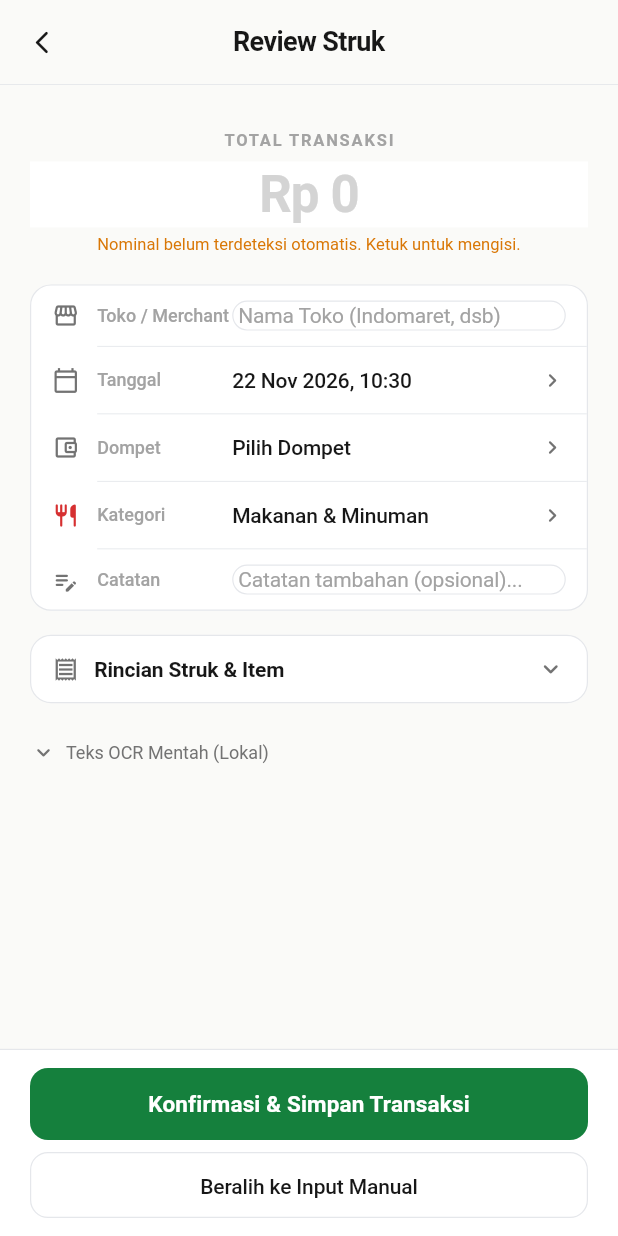
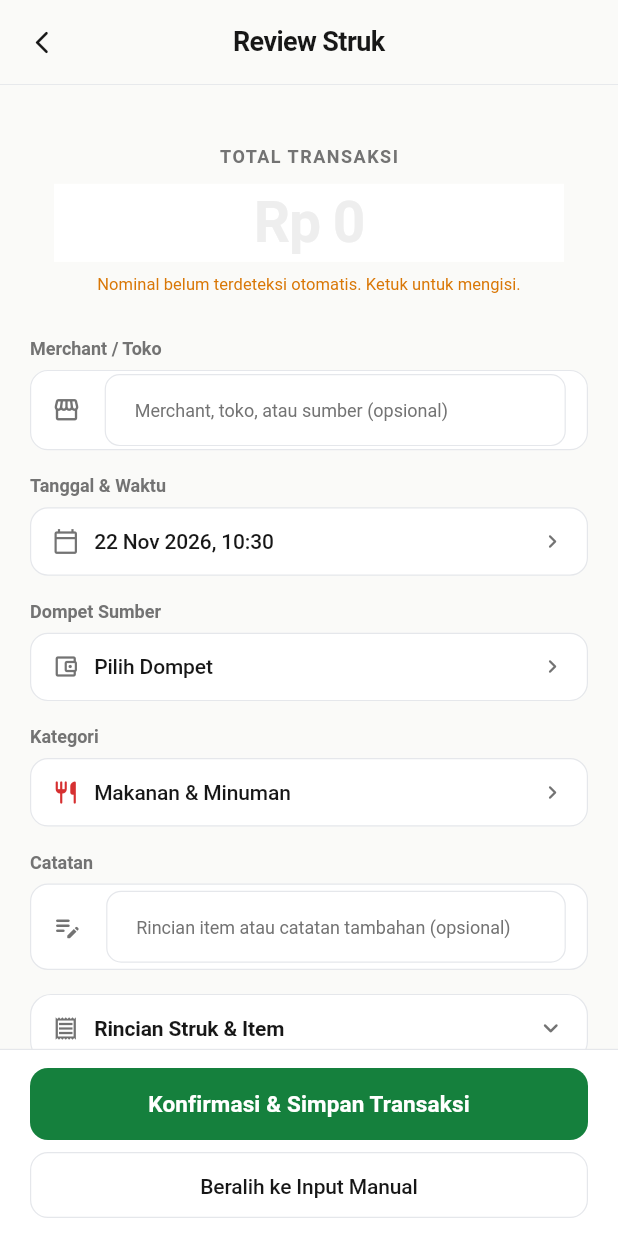
Before and after one commit to febriezm/app-finance, a Flutter app: the ReceiptReviewScreen screen opened directly with empty values, on a phone screen of 412 x 824 dp. Run offline on Flutter 3.47's test engine with Material 3 defaults, Android fonts, the phone set to English and light mode, and no system bars; our stand-ins replace camera, csv, drift, flutter_riverpod, go_router, image_picker and 4 more; missing offline and left inert: dart:html, dart:js, dart:js_interop; accounts and stored records are empty; generated files the repository leaves out were written again.

Commit message:
style(receipt_scanner): refine total padding and standardize input fields

```diff
--- a/lib/features/receipt_scanner/presentation/screens/receipt_review_screen.dart
+++ b/lib/features/receipt_scanner/presentation/screens/receipt_review_screen.dart
@@ -572,9 +572,9 @@ class _ReceiptReviewScreenState extends ConsumerState<ReceiptReviewScreen> {
                     const SizedBox(height: 12),
                   ],
 
-                  // SECTION 3: Total Transaksi (Typography-First, Pure & Borderless)
+                  // SECTION 3: Total Transaksi (Typography-First, Generous & Clean)
                   Padding(
-                    padding: const EdgeInsets.symmetric(vertical: 14),
+                    padding: const EdgeInsets.symmetric(vertical: 24, horizontal: 16),
                     child: Column(
                       crossAxisAlignment: CrossAxisAlignment.center,
                       children: [
@@ -584,10 +584,10 @@ class _ReceiptReviewScreenState extends ConsumerState<ReceiptReviewScreen> {
                             Text(
                               'TOTAL TRANSAKSI',
                               style: AppTypography.caption.copyWith(
-                                color: textTertiary,
-                                letterSpacing: 1.2,
+                                color: isDark ? AppColors.textSecondaryDark : AppColors.textSecondaryLight,
+                                letterSpacing: 1.0,
                                 fontWeight: FontWeight.w600,
-                                fontSize: 11,
+                                fontSize: 12,
                               ),
                             ),
                             if (!widget.draft.isTotalCertain) ...[
@@ -596,15 +596,15 @@ class _ReceiptReviewScreenState extends ConsumerState<ReceiptReviewScreen> {
                             ],
                           ],
                         ),
-                        const SizedBox(height: 6),
+                        const SizedBox(height: 10),
                         TextField(
                           controller: _amountController,
                           keyboardType: TextInputType.number,
                           textAlign: TextAlign.center,
-                          style: AppTypography.headline.copyWith(
-                            fontSize: 34,
+                          style: AppTypography.balanceLarge.copyWith(
+                            fontSize: 38,
                             fontWeight: FontWeight.w700,
-                            letterSpacing: -0.6,
+                            letterSpacing: -0.8,
                             color: _amount > 0
                                 ? expenseColor
                                 : (isDark ? AppColors.textDisabledDark : AppColors.textDisabledLight),
@@ -612,23 +612,23 @@ class _ReceiptReviewScreenState extends ConsumerState<ReceiptReviewScreen> {
                           ),
                           decoration: InputDecoration(
                             hintText: 'Rp 0',
-                            hintStyle: AppTypography.headline.copyWith(
-                              fontSize: 34,
+                            hintStyle: AppTypography.balanceLarge.copyWith(
+                              fontSize: 38,
                               fontWeight: FontWeight.w700,
-                              letterSpacing: -0.6,
-                              color: isDark ? AppColors.textDisabledDark : AppColors.textDisabledLight,
+                              letterSpacing: -0.8,
+                              color: (isDark ? AppColors.textDisabledDark : AppColors.textDisabledLight)
+                                  .withValues(alpha: 0.4),
                               fontFeatures: const [FontFeature.tabularFigures()],
                             ),
                             border: InputBorder.none,
                             enabledBorder: InputBorder.none,
                             focusedBorder: InputBorder.none,
-                            isDense: true,
-                            contentPadding: EdgeInsets.zero,
+                            contentPadding: const EdgeInsets.symmetric(vertical: 4),
                           ),
                           onChanged: _onAmountChanged,
                         ),
                         if (_amount == 0 || !widget.draft.isTotalCertain) ...[
-                          const SizedBox(height: 4),
+                          const SizedBox(height: 8),
                           Text(
                             _amount == 0
                                 ? 'Nominal belum terdeteksi otomatis. Ketuk untuk mengisi.'
@@ -643,42 +643,42 @@ class _ReceiptReviewScreenState extends ConsumerState<ReceiptReviewScreen> {
                     ),
                   ),
 
+                  const SizedBox(height: 4),
+
+                  // SECTION 4: Detail Transaksi (Konsisten dengan AddTransactionSheet)
+                  // 1. Toko / Merchant
+                  Text(
+                    'Merchant / Toko',
+                    style: AppTypography.caption.copyWith(
+                      color: isDark ? AppColors.textSecondaryDark : AppColors.textSecondaryLight,
+                      fontWeight: FontWeight.w600,
+                    ),
+                  ),
                   const SizedBox(height: 6),
-
-                  // SECTION 4: Detail Transaksi (Grouped Flat Form dengan Hairline Dividers)
                   Container(
                     decoration: BoxDecoration(
                       color: surfaceColor,
-                      borderRadius: BorderRadius.circular(14),
+                      borderRadius: BorderRadius.circular(12),
                       border: Border.all(color: borderColor, width: 0.8),
                     ),
-                    clipBehavior: Clip.antiAlias,
-                    child: Column(
-                      children: [
-                        // Row 1: Toko / Merchant
-                        Padding(
-                          padding: const EdgeInsets.symmetric(horizontal: 14, vertical: 10),
+                    padding: const EdgeInsets.symmetric(horizontal: 14, vertical: 2),
                     child: Row(
                       children: [
-                              Icon(Icons.storefront_outlined, size: 18, color: textSecondary),
-                              const SizedBox(width: 12),
-                              SizedBox(
-                                width: 90,
-                                child: Text(
-                                  'Toko / Merchant',
-                                  style: AppTypography.caption.copyWith(color: textTertiary, fontWeight: FontWeight.w500),
-                                ),
-                              ),
                         Expanded(
                           child: TextField(
                             controller: _merchantController,
                             style: AppTypography.bodyMedium,
                             decoration: InputDecoration(
-                                    hintText: 'Nama Toko (Indomaret, dsb)',
-                                    hintStyle: AppTypography.body.copyWith(color: textTertiary),
+                              icon: Icon(
+                                Icons.storefront_outlined,
+                                size: 19,
+                                color: isDark ? AppColors.textSecondaryDark : AppColors.textSecondaryLight,
+                              ),
+                              hintText: 'Merchant, toko, atau sumber (opsional)',
                               border: InputBorder.none,
-                                    isDense: true,
-                                    contentPadding: EdgeInsets.zero,
+                              hintStyle: AppTypography.caption.copyWith(
+                                color: isDark ? AppColors.textDisabledDark : AppColors.textSecondaryLight,
+                              ),
                             ),
                           ),
                         ),
@@ -687,57 +687,94 @@ class _ReceiptReviewScreenState extends ConsumerState<ReceiptReviewScreen> {
                       ],
                     ),
                   ),
-                        Divider(height: 1, thickness: 0.6, indent: 44, color: borderColor),
 
-                        // Row 2: Tanggal & Waktu
+                  const SizedBox(height: 16),
+
+                  // 2. Tanggal & Waktu Transaksi
                   InkWell(
                     onTap: _selectDate,
-                          child: Padding(
+                    borderRadius: BorderRadius.circular(12),
+                    child: Column(
+                      crossAxisAlignment: CrossAxisAlignment.start,
+                      children: [
+                        Text(
+                          'Tanggal & Waktu',
+                          style: AppTypography.caption.copyWith(
+                            color: isDark ? AppColors.textSecondaryDark : AppColors.textSecondaryLight,
+                            fontWeight: FontWeight.w600,
+                          ),
+                        ),
+                        const SizedBox(height: 6),
+                        Container(
+                          decoration: BoxDecoration(
+                            color: surfaceColor,
+                            borderRadius: BorderRadius.circular(12),
+                            border: Border.all(color: borderColor, width: 0.8),
+                          ),
                           padding: const EdgeInsets.symmetric(horizontal: 14, vertical: 12),
                           child: Row(
                             children: [
-                                Icon(Icons.calendar_today_outlined, size: 18, color: textSecondary),
-                                const SizedBox(width: 12),
-                                SizedBox(
-                                  width: 90,
-                                  child: Text(
-                                    'Tanggal',
-                                    style: AppTypography.caption.copyWith(color: textTertiary, fontWeight: FontWeight.w500),
+                              Icon(
+                                Icons.calendar_today_outlined,
+                                size: 18,
+                                color: isDark ? AppColors.textSecondaryDark : AppColors.textSecondaryLight,
                               ),
-                                ),
+                              const SizedBox(width: 10),
                               Expanded(
                                 child: Text(
                                   AppDateFormatter.formatDateTime(_occurredAt),
                                   style: AppTypography.bodyMedium.copyWith(
+                                    color: isDark ? AppColors.textPrimaryDark : AppColors.textPrimaryLight,
                                     fontFeatures: const [FontFeature.tabularFigures()],
                                   ),
                                 ),
                               ),
-                                Icon(Icons.chevron_right_rounded, size: 18, color: textSecondary),
+                              Icon(
+                                Icons.chevron_right_rounded,
+                                size: 18,
+                                color: isDark ? AppColors.textSecondaryDark : AppColors.textSecondaryLight,
+                              ),
                             ],
                           ),
                         ),
+                      ],
                     ),
-                        Divider(height: 1, thickness: 0.6, indent: 44, color: borderColor),
+                  ),
 
-                        // Row 3: Dompet Sumber Dana
+                  const SizedBox(height: 16),
+
+                  // 3. Dompet Sumber Dana
                   InkWell(
                     onTap: walletsAsync.valueOrNull != null && walletsAsync.valueOrNull!.isNotEmpty
                         ? () => _showWalletPickerSheet(context, walletsAsync.valueOrNull!)
                         : null,
-                          child: Padding(
+                    borderRadius: BorderRadius.circular(12),
+                    child: Column(
+                      crossAxisAlignment: CrossAxisAlignment.start,
+                      children: [
+                        Text(
+                          'Dompet Sumber',
+                          style: AppTypography.caption.copyWith(
+                            color: isDark ? AppColors.textSecondaryDark : AppColors.textSecondaryLight,
+                            fontWeight: FontWeight.w600,
+                          ),
+                        ),
+                        const SizedBox(height: 6),
+                        Container(
+                          decoration: BoxDecoration(
+                            color: surfaceColor,
+                            borderRadius: BorderRadius.circular(12),
+                            border: Border.all(color: borderColor, width: 0.8),
+                          ),
                           padding: const EdgeInsets.symmetric(horizontal: 14, vertical: 12),
                           child: Row(
                             children: [
-                                Icon(Icons.account_balance_wallet_outlined, size: 18, color: textSecondary),
-                                const SizedBox(width: 12),
-                                SizedBox(
-                                  width: 90,
-                                  child: Text(
-                                    'Dompet',
-                                    style: AppTypography.caption.copyWith(color: textTertiary, fontWeight: FontWeight.w500),
+                              Icon(
+                                Icons.account_balance_wallet_outlined,
+                                size: 18,
+                                color: isDark ? AppColors.textSecondaryDark : AppColors.textSecondaryLight,
                               ),
-                                ),
+                              const SizedBox(width: 10),
                               Expanded(
                                 child: walletsAsync.when(
                                   data: (wallets) {
@@ -749,34 +786,54 @@ class _ReceiptReviewScreenState extends ConsumerState<ReceiptReviewScreen> {
                                       selectedWallet != null
                                           ? '${selectedWallet.wallet.name} (${CurrencyFormatter.formatRupiah(selectedWallet.currentBalance)})'
                                           : 'Pilih Dompet',
-                                        style: AppTypography.bodyMedium,
+                                      style: AppTypography.bodyMedium.copyWith(
+                                        color: isDark ? AppColors.textPrimaryDark : AppColors.textPrimaryLight,
+                                      ),
                                       maxLines: 1,
                                       overflow: TextOverflow.ellipsis,
                                     );
                                   },
-                                    loading: () => Text(
-                                      'Memuat dompet...',
-                                      style: AppTypography.caption.copyWith(color: textSecondary),
-                                    ),
-                                    error: (e, _) => const Text(
-                                      'Gagal memuat dompet',
-                                      style: TextStyle(color: Colors.red, fontSize: 13),
+                                  loading: () => Text('Memuat dompet...', style: AppTypography.caption.copyWith(color: textSecondary)),
+                                  error: (e, _) => const Text('Gagal memuat dompet', style: TextStyle(color: Colors.red, fontSize: 13)),
                                 ),
                               ),
+                              Icon(
+                                Icons.chevron_right_rounded,
+                                size: 18,
+                                color: isDark ? AppColors.textSecondaryDark : AppColors.textSecondaryLight,
                               ),
-                                Icon(Icons.chevron_right_rounded, size: 18, color: textSecondary),
                             ],
                           ),
                         ),
+                      ],
                     ),
-                        Divider(height: 1, thickness: 0.6, indent: 44, color: borderColor),
+                  ),
 
-                        // Row 4: Kategori Pengeluaran
+                  const SizedBox(height: 16),
+
+                  // 4. Kategori Pengeluaran
                   InkWell(
                     onTap: categoriesAsync.valueOrNull != null && categoriesAsync.valueOrNull!.isNotEmpty
                         ? () => _showCategoryPickerSheet(context, categoriesAsync.valueOrNull!)
                         : null,
-                          child: Padding(
+                    borderRadius: BorderRadius.circular(12),
+                    child: Column(
+                      crossAxisAlignment: CrossAxisAlignment.start,
+                      children: [
+                        Text(
+                          'Kategori',
+                          style: AppTypography.caption.copyWith(
+                            color: isDark ? AppColors.textSecondaryDark : AppColors.textSecondaryLight,
+                            fontWeight: FontWeight.w600,
+                          ),
+                        ),
+                        const SizedBox(height: 6),
+                        Container(
+                          decoration: BoxDecoration(
+                            color: surfaceColor,
+                            borderRadius: BorderRadius.circular(12),
+                            border: Border.all(color: borderColor, width: 0.8),
+                          ),
                           padding: const EdgeInsets.symmetric(horizontal: 14, vertical: 12),
                           child: Row(
                             children: [
@@ -793,19 +850,12 @@ class _ReceiptReviewScreenState extends ConsumerState<ReceiptReviewScreen> {
                                       color: AppIcons.parseColor(selectedCat.colorHex),
                                     );
                                   }
-                                    return Icon(Icons.category_outlined, size: 18, color: textSecondary);
+                                  return Icon(Icons.category_outlined, size: 18, color: isDark ? AppColors.textSecondaryDark : AppColors.textSecondaryLight);
                                 },
-                                  loading: () => Icon(Icons.category_outlined, size: 18, color: textSecondary),
-                                  error: (_, __) => Icon(Icons.category_outlined, size: 18, color: textSecondary),
+                                loading: () => Icon(Icons.category_outlined, size: 18, color: isDark ? AppColors.textSecondaryDark : AppColors.textSecondaryLight),
+                                error: (_, __) => Icon(Icons.category_outlined, size: 18, color: isDark ? AppColors.textSecondaryDark : AppColors.textSecondaryLight),
                               ),
-                                const SizedBox(width: 12),
-                                SizedBox(
-                                  width: 90,
-                                  child: Text(
-                                    'Kategori',
-                                    style: AppTypography.caption.copyWith(color: textTertiary, fontWeight: FontWeight.w500),
-                                  ),
-                                ),
+                              const SizedBox(width: 10),
                               Expanded(
                                 child: categoriesAsync.when(
                                   data: (categories) {
@@ -815,68 +865,64 @@ class _ReceiptReviewScreenState extends ConsumerState<ReceiptReviewScreen> {
                                     );
                                     return Text(
                                       selectedCat?.name ?? 'Pilih Kategori',
-                                        style: AppTypography.bodyMedium,
+                                      style: AppTypography.bodyMedium.copyWith(
+                                        color: isDark ? AppColors.textPrimaryDark : AppColors.textPrimaryLight,
+                                      ),
                                       maxLines: 1,
                                       overflow: TextOverflow.ellipsis,
                                     );
                                   },
-                                    loading: () => Text(
-                                      'Memuat kategori...',
-                                      style: AppTypography.caption.copyWith(color: textSecondary),
-                                    ),
-                                    error: (e, _) => const Text(
-                                      'Gagal memuat kategori',
-                                      style: TextStyle(color: Colors.red, fontSize: 13),
+                                  loading: () => Text('Memuat kategori...', style: AppTypography.caption.copyWith(color: textSecondary)),
+                                  error: (e, _) => const Text('Gagal memuat kategori', style: TextStyle(color: Colors.red, fontSize: 13)),
                                 ),
                               ),
+                              Icon(
+                                Icons.chevron_right_rounded,
+                                size: 18,
+                                color: isDark ? AppColors.textSecondaryDark : AppColors.textSecondaryLight,
                               ),
-                                Icon(Icons.chevron_right_rounded, size: 18, color: textSecondary),
                             ],
-                            ),
-                          ),
-                        ),
-                        Divider(height: 1, thickness: 0.6, indent: 44, color: borderColor),
-
-                        // Row 5: Catatan Tambahan
-                        Padding(
-                          padding: const EdgeInsets.symmetric(horizontal: 14, vertical: 10),
-                          child: Row(
-                            crossAxisAlignment: CrossAxisAlignment.start,
-                            children: [
-                              Padding(
-                                padding: const EdgeInsets.only(top: 2),
-                                child: Icon(Icons.edit_note_rounded, size: 18, color: textSecondary),
-                              ),
-                              const SizedBox(width: 12),
-                              SizedBox(
-                                width: 90,
-                                child: Padding(
-                                  padding: const EdgeInsets.only(top: 2),
-                                  child: Text(
-                                    'Catatan',
-                                    style: AppTypography.caption.copyWith(color: textTertiary, fontWeight: FontWeight.w500),
-                                  ),
-                                ),
-                              ),
-                              Expanded(
-                                child: TextField(
-                                  controller: _notesController,
-                                  style: AppTypography.body,
-                                  maxLines: 2,
-                                  minLines: 1,
-                                  decoration: InputDecoration(
-                                    hintText: 'Catatan tambahan (opsional)...',
-                                    hintStyle: AppTypography.body.copyWith(color: textTertiary),
-                                    border: InputBorder.none,
-                                    isDense: true,
-                                    contentPadding: EdgeInsets.zero,
-                                  ),
                           ),
                         ),
                       ],
                     ),
                   ),
-                      ],
+
+                  const SizedBox(height: 16),
+
+                  // 5. Catatan Tambahan
+                  Text(
+                    'Catatan',
+                    style: AppTypography.caption.copyWith(
+                      color: isDark ? AppColors.textSecondaryDark : AppColors.textSecondaryLight,
+                      fontWeight: FontWeight.w600,
+                    ),
+                  ),
+                  const SizedBox(height: 6),
+                  Container(
+                    decoration: BoxDecoration(
+                      color: surfaceColor,
+                      borderRadius: BorderRadius.circular(12),
+                      border: Border.all(color: borderColor, width: 0.8),
+                    ),
+                    padding: const EdgeInsets.symmetric(horizontal: 14, vertical: 4),
+                    child: TextField(
+                      controller: _notesController,
+                      style: AppTypography.bodyMedium,
+                      maxLines: 2,
+                      minLines: 1,
+                      decoration: InputDecoration(
+                        icon: Icon(
+                          Icons.edit_note_rounded,
+                          size: 20,
+                          color: isDark ? AppColors.textSecondaryDark : AppColors.textSecondaryLight,
+                        ),
+                        hintText: 'Rincian item atau catatan tambahan (opsional)',
+                        border: InputBorder.none,
+                        hintStyle: AppTypography.caption.copyWith(
+                          color: isDark ? AppColors.textDisabledDark : AppColors.textSecondaryLight,
+                        ),
+                      ),
                     ),
                   ),
 
```
Also changed, not shown: 1 other file. Lines whose indentation alone changed are shown as unchanged.
